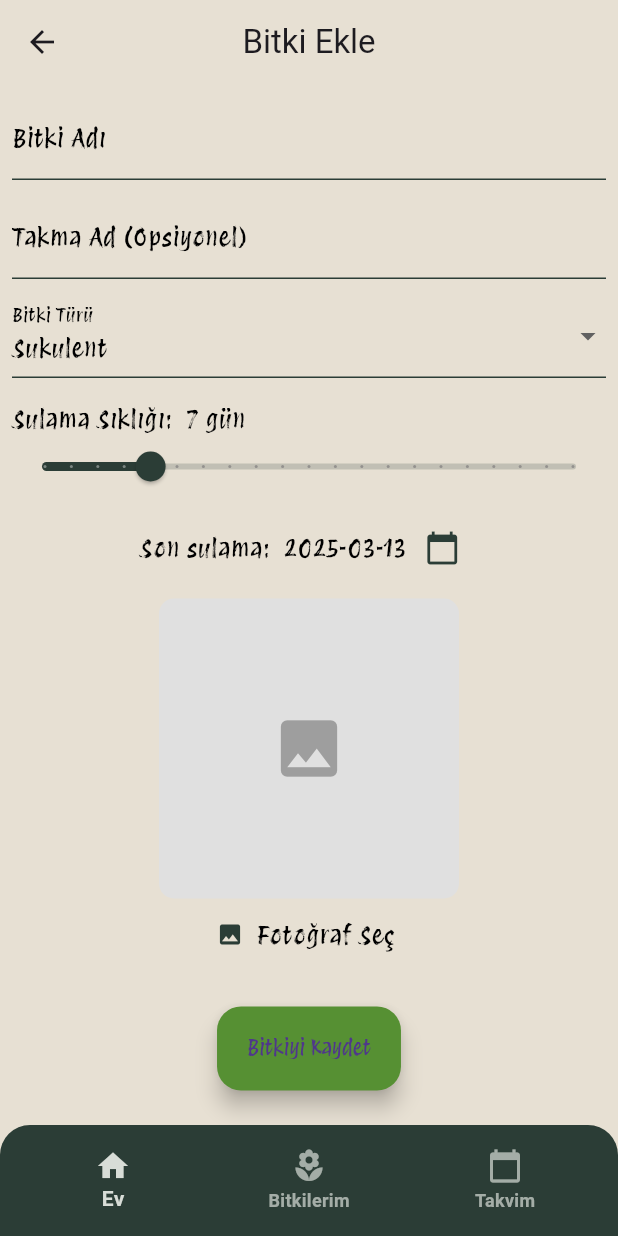
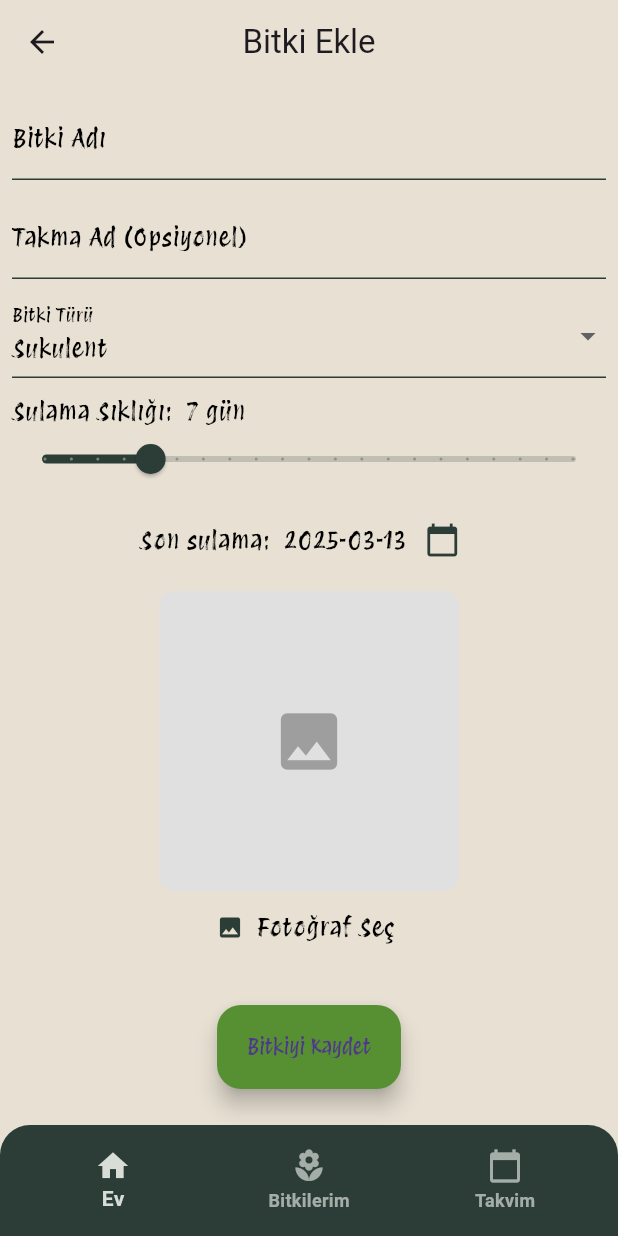
Before and after one commit to OsmanTurgut2335/planneT, a Flutter app: the screen it shows after launch, after a tap on "Bitki Ekle", on a phone screen of 412 x 824 dp. Run offline on Flutter 3.47's test engine with Material 3 defaults, Android fonts, the phone set to English and light mode, and no system bars; our stand-ins replace bloc, equatable, flutter_bloc, go_router, hive, hive_flutter and 2 more; accounts and stored records are empty.

Commit message:
refactored add plant screen for better readibility

```diff
--- a/lib/features/widgets/image/add_plant_image_picker.dart
+++ b/lib/features/widgets/image/add_plant_image_picker.dart
@@ -8,11 +8,7 @@ class ImagePickerWidget extends StatelessWidget {
   final String? imagePath;
   final VoidCallback onPickImage;
 
-  const ImagePickerWidget({
-    super.key,
-    required this.imagePath,
-    required this.onPickImage,
-  });
+  const ImagePickerWidget({super.key, required this.imagePath, required this.onPickImage});
 
   @override
   Widget build(BuildContext context) {
@@ -20,15 +16,12 @@ class ImagePickerWidget extends StatelessWidget {
       child: Column(
         children: [
           if (imagePath != null)
-            Image.file(File(imagePath!), width: 200, height: 200)
+            Image.file(File(imagePath!), width: 150, height: 150)
           else
             Container(
               width: 200,
               height: 200,
-              decoration: BoxDecoration(
-                color: Colors.grey.shade300,
-                borderRadius: BorderRadius.circular(10),
-              ),
+              decoration: BoxDecoration(color: Colors.grey.shade300, borderRadius: BorderRadius.circular(10)),
               child: const Center(child: Icon(Icons.image, size: 50, color: Colors.grey)),
             ),
           TextButton.icon(
--- a/lib/main.dart
+++ b/lib/main.dart
@@ -4,21 +4,14 @@ import 'package:allplant/core/cubit/plant/plant_cubit.dart';
 import 'package:allplant/features/models/plant.dart';
 import 'package:allplant/core/repository/plant/plant_repository.dart';
 import 'package:flutter/material.dart';
-import 'package:flutter/services.dart';
+
 import 'package:flutter_bloc/flutter_bloc.dart';
 import 'package:hive_flutter/hive_flutter.dart';
 
 Future<void> main() async {
   WidgetsFlutterBinding.ensureInitialized();
 
-// Burada sistem çubuğu renklerini ayarlıyoruz.
- /* SystemChrome.setSystemUIOverlayStyle(
-    const SystemUiOverlayStyle(
-      systemNavigationBarColor: Colors.black, // Örnek olarak siyah ya da AppColors.deepPine
-      systemNavigationBarIconBrightness: Brightness.light,
-      // statusBarColor: Colors.transparent, // İstersen durum çubuğu (status bar) için de ayarla
-    ),
-  );*/
+
   await Hive.initFlutter();
 
   Hive.registerAdapter(PlantAdapter());
--- a/lib/pages/add_plant.dart
+++ b/lib/pages/add_plant.dart
@@ -1,3 +1,11 @@
+import 'package:allplant/core/constants/paddings.dart';
+import 'package:allplant/core/constants/strings.dart';
+
+import 'package:allplant/core/repository/addplant/add_plant_repository.dart';
+
+import 'package:allplant/core/cubit/addplant/add_plant_cubit.dart';
+import 'package:allplant/core/cubit/addplant/add_plant_state.dart';
+
 import 'package:allplant/features/widgets/calendar/add_plant_calendar.dart';
 import 'package:allplant/features/widgets/image/add_plant_image_picker.dart';
 import 'package:allplant/features/widgets/plant_type_dropdown.dart';
@@ -5,11 +13,6 @@ import 'package:allplant/features/widgets/text/add_plant_text_field.dart';
 import 'package:allplant/features/widgets/watering_slider.dart';
 import 'package:flutter/material.dart';
 import 'package:flutter_bloc/flutter_bloc.dart';
-
-import 'package:allplant/core/constants/strings.dart';
-import 'package:allplant/core/cubit/addplant/add_plant_cubit.dart';
-import 'package:allplant/core/cubit/addplant/add_plant_state.dart';
-import 'package:allplant/core/repository/addplant/add_plant_repository.dart';
 import 'package:go_router/go_router.dart';
 import 'package:image_picker/image_picker.dart';
 
@@ -31,7 +34,7 @@ class _AddPlantScreenState extends State<AddPlantScreen> {
           onPressed: () {
             context.go('/');
           },
-          icon: Icon(Icons.arrow_back_outlined),
+          icon: const Icon(Icons.arrow_back_outlined),
         ),
         title: const Text(AppStrings.appBarTitle),
       ),
@@ -41,10 +44,7 @@ class _AddPlantScreenState extends State<AddPlantScreen> {
           listener: (context, state) {
             if (state.isSuccess) {
               ScaffoldMessenger.of(context).showSnackBar(const SnackBar(content: Text(AppStrings.successMessage)));
-              // 🔥 Reset the form
               _formKey.currentState?.reset();
-
-              // 🔥 Reset the cubit state
               context.read<AddPlantCubit>().resetState();
             } else if (state.error != null) {
               ScaffoldMessenger.of(context).showSnackBar(SnackBar(content: Text(state.error!)));
@@ -52,7 +52,7 @@ class _AddPlantScreenState extends State<AddPlantScreen> {
           },
           builder: (context, state) {
             return Padding(
-              padding: const EdgeInsets.all(8),
+              padding: const EdgeInsets.all(Paddings.defaultPadding),
               child: Form(
                 key: _formKey,
                 child: Column(
@@ -63,42 +63,36 @@ class _AddPlantScreenState extends State<AddPlantScreen> {
                       validator: (value) => context.read<AddPlantCubit>().validatePlantName(value),
                       onSaved: (value) => context.read<AddPlantCubit>().setPlantName(value!),
                     ),
-                    const SizedBox(height: 10),
+                    const SizedBox(height: AddPlantConstants.smallSpacing),
                     CustomTextField(
                       label: AppStrings.nicknameLabel,
                       onSaved: (value) => context.read<AddPlantCubit>().setPlantNickname(value),
                     ),
-                    const SizedBox(height: 10),
-
+                    const SizedBox(height: AddPlantConstants.smallSpacing),
                     PlantTypeDropdown(
                       onSelected: (selectedType) {
                         context.read<AddPlantCubit>().setPlantType(selectedType);
                       },
                     ),
-                    const SizedBox(height: 15),
-
+                    const SizedBox(height: AddPlantConstants.smallSpacing),
                     Text(
                       "${AppStrings.wateringFrequencyLabel} ${state.wateringFrequency} gün",
                       style: Theme.of(context).textTheme.bodyLarge,
                     ),
                     const WateringSlider(),
-                    const SizedBox(height: 10),
-
+                    const SizedBox(height: AddPlantConstants.smallSpacing),
                     DatePickerWidget(
                       selectedDate: state.lastWateredDate,
                       onDateSelected: (date) {
                         context.read<AddPlantCubit>().selectDate(date);
                       },
                     ),
-                    const SizedBox(height: 10),
-
+                    const SizedBox(height: AddPlantConstants.smallSpacing),
                     ImagePickerWidget(imagePath: state.imagePath, onPickImage: () => _onPickImage(context)),
-
-                    const SizedBox(height: 15),
-
+                    const SizedBox(height: AddPlantConstants.smallSpacing),
                     const Spacer(),
                     Padding(
-                      padding: const EdgeInsets.only(bottom: 15),
+                      padding: const EdgeInsets.only(bottom: Paddings.largePadding),
                       child: Center(
                         child: FloatingActionButton.extended(
                           onPressed: () => context.read<AddPlantCubit>().validateAndSaveForm(_formKey),
@@ -124,7 +118,7 @@ class _AddPlantScreenState extends State<AddPlantScreen> {
           children: [
             ListTile(
               leading: const Icon(Icons.camera_alt),
-              title: const Text("Fotoğraf Çek"),
+              title: const Text(AddPlantConstants.cameraText),
               onTap: () {
                 Navigator.pop(context);
                 context.read<AddPlantCubit>().pickImage(ImageSource.camera);
@@ -132,7 +126,7 @@ class _AddPlantScreenState extends State<AddPlantScreen> {
             ),
             ListTile(
               leading: const Icon(Icons.photo_library),
-              title: const Text("Galeriden Seç"),
+              title: const Text(AddPlantConstants.galleryText),
               onTap: () {
                 Navigator.pop(context);
                 context.read<AddPlantCubit>().pickImage(ImageSource.gallery);
@@ -144,3 +138,18 @@ class _AddPlantScreenState extends State<AddPlantScreen> {
     );
   }
 }
+
+class AddPlantConstants {
+  const AddPlantConstants._();
+
+  static const double smallSpacing = 10.0;
+  static const double mediumSpacing = 12.0;
+
+  static const String cameraText = "Fotoğraf Çek";
+  static const String galleryText = "Galeriden Seç";
+
+  static const String deleteTitle = "Sil";
+  static const String deleteContent = "Bitkiyi silmek istediğinize emin misiniz?";
+  static const String cancelText = "İptal";
+  static const String confirmDeleteText = "Sil";
+}
```
